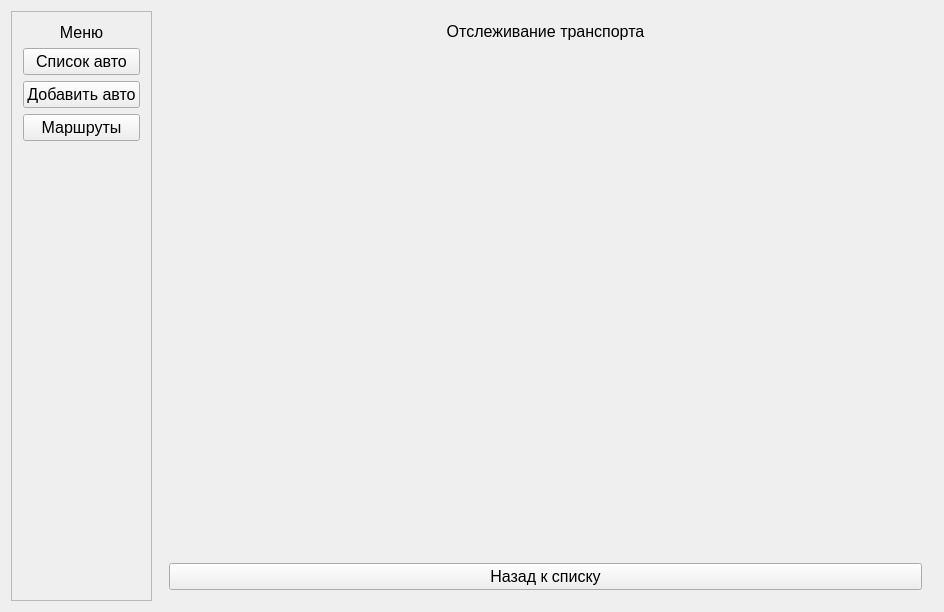
Before: the Qt Designer form mainwindow.ui in AndrBoch/TruckTrecker, drawn with Qt 5.
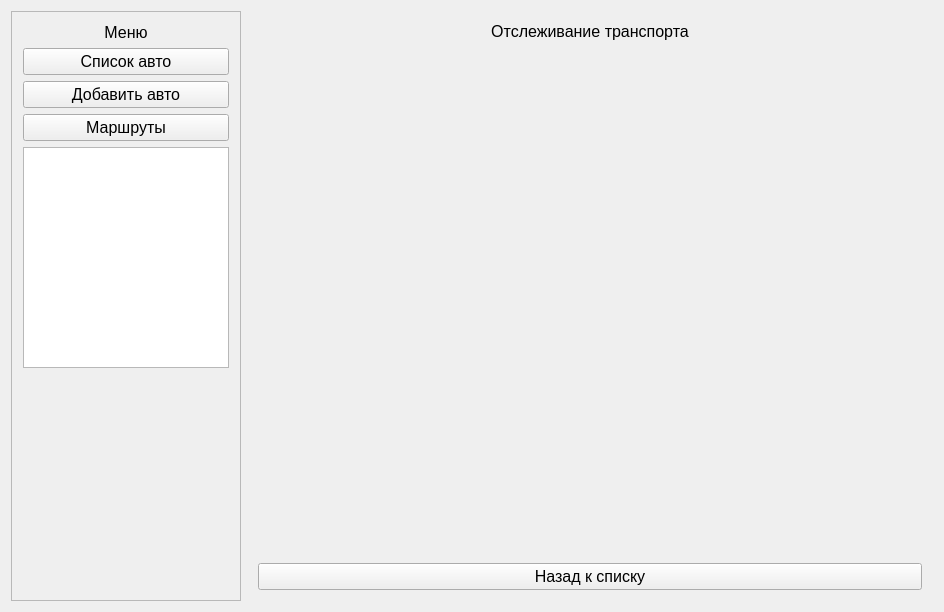
After: the same form once the commit is applied. The open tabs and pages were chosen to show the change.

What changed in the file:
```diff
--- a/mainwindow.ui
+++ b/mainwindow.ui
@@ -22,6 +22,18 @@
    <layout class="QHBoxLayout" name="horizontalLayout">
     <item>
      <widget class="QFrame" name="menuFrame">
+      <property name="minimumSize">
+       <size>
+        <width>230</width>
+        <height>0</height>
+       </size>
+      </property>
+      <property name="maximumSize">
+       <size>
+        <width>230</width>
+        <height>16777215</height>
+       </size>
+      </property>
       <property name="frameShape">
        <enum>QFrame::StyledPanel</enum>
       </property>
@@ -57,6 +69,16 @@
          </property>
         </widget>
        </item>
+       <item>
+        <widget class="QTextEdit" name="textEdit_info">
+         <property name="maximumSize">
+          <size>
+           <width>250</width>
+           <height>16777215</height>
+          </size>
+         </property>
+        </widget>
+       </item>
        <item>
         <spacer name="verticalSpacer">
          <property name="orientation">
```
Left out of the diff: 4 changed lines with no effect on the pictures.
